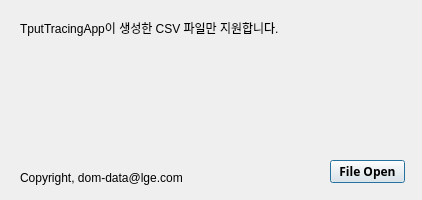
mcor97/TputAnalyzer, file com/lge/tputanalyzer/Dialog_TputAnalyzer.ui: the form before one commit.
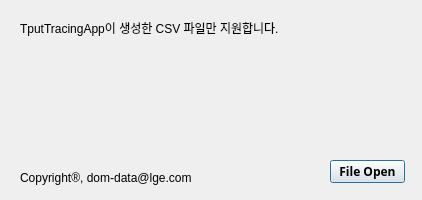
The form after the commit. Icons and pictures are not drawn.

The edit to the form file:
```diff
--- a/com/lge/tputanalyzer/Dialog_TputAnalyzer.ui
+++ b/com/lge/tputanalyzer/Dialog_TputAnalyzer.ui
@@ -63,7 +63,7 @@
     </rect>
    </property>
    <property name="text">
-    <string>Copyright, dom-data@lge.com</string>
+    <string>Copyright®, dom-data@lge.com</string>
    </property>
   </widget>
  </widget>
```
Left out of the diff: 14 changed lines with no effect on the pictures.
